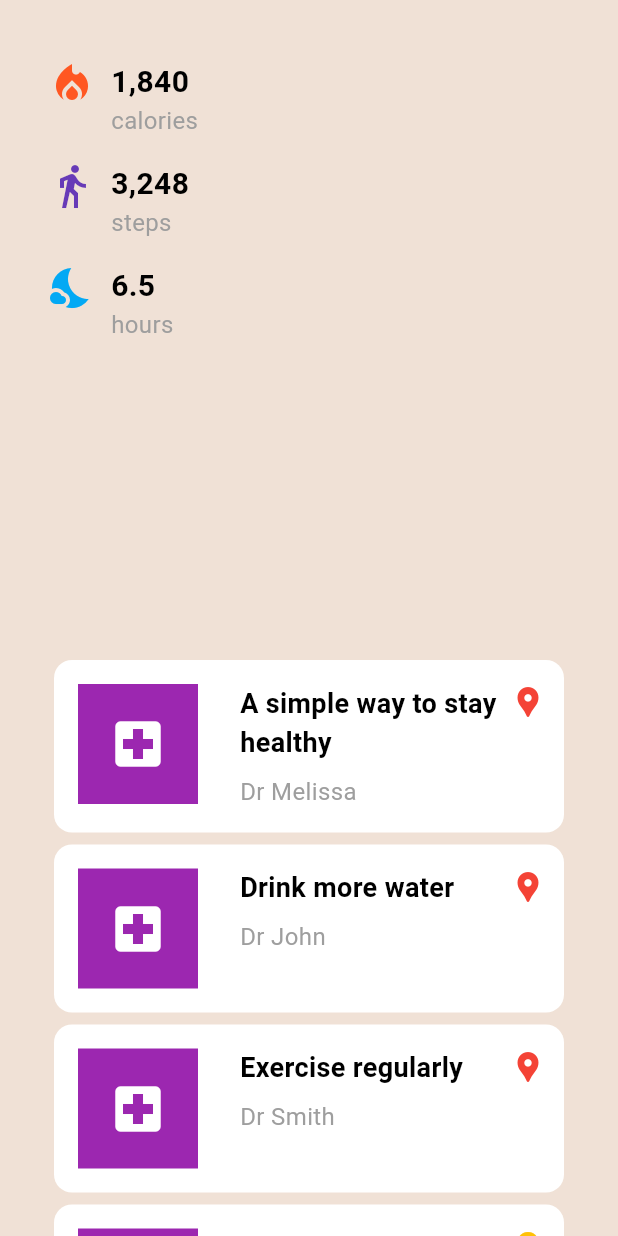
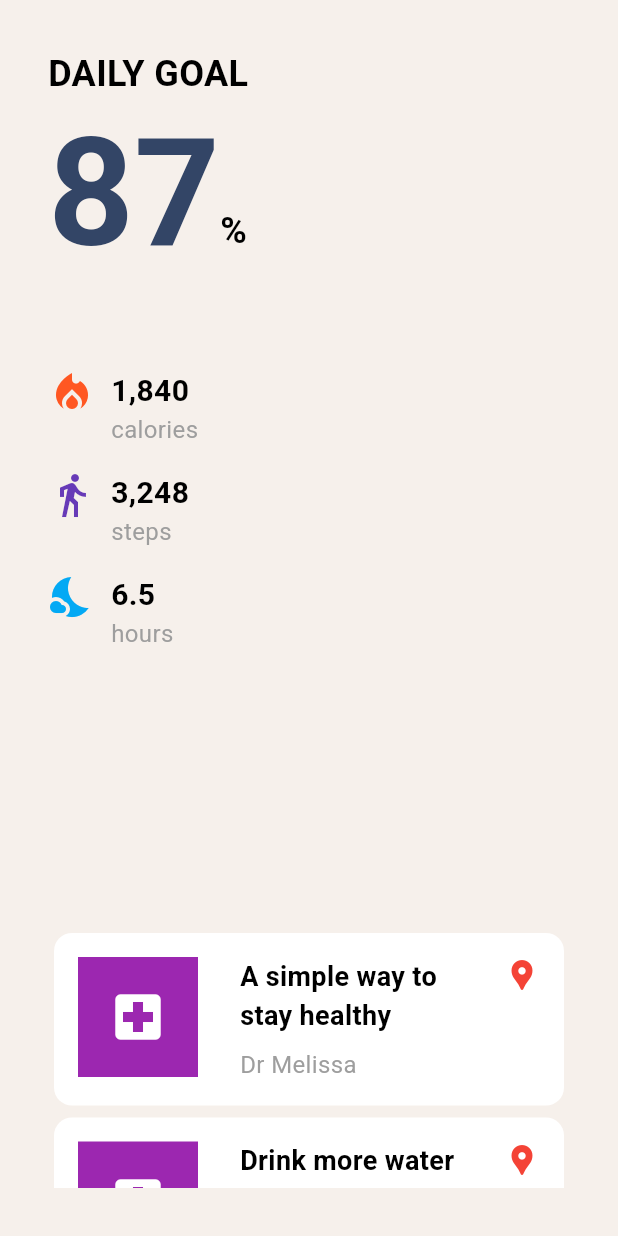
Before and after one commit to NML124/walk_tracker_challenge, a Flutter app: the screen it shows after launch, on a phone screen of 412 x 824 dp. Run offline on Flutter 3.47's test engine with Material 3 defaults, Android fonts, the phone set to English and light mode, and no system bars; drawn by our look-alikes of auto_size_text; our stand-ins replace bloc, dartz, equatable, flutter_bloc, get_it, go_router.

Commit message:
feat: Add main screen with navigation and animation for daily activities, journal, and account sections

```diff
--- a/lib/core/themes/app_colors.dart
+++ b/lib/core/themes/app_colors.dart
@@ -4,8 +4,8 @@ class AppColors {
   AppColors._(); // Classe statique
 
   // === LIGHT MODE ===
-  static const Color lightBackground = Color(0xFFF0E1D6);
-  static const Color lightPrimaryText = Color(0xFF1E1E1E);
+  static const Color lightBackground = Color(0xFFF6F0EB);
+  static const Color lightPrimaryText = Color(0xFF334566);
   static const Color lightSecondaryText = Color(0xFF666666);
 
   static const Color lightFire = Color(0xFFFF5722);
--- a/lib/core/themes/app_diemens.dart
+++ b/lib/core/themes/app_diemens.dart
@@ -26,6 +26,7 @@ class AppDimens {
   static const double PADDING_20 = 20.0;
   static const double PADDING_24 = 24.0;
   static const double PADDING_28 = 28.0;
+  static const double PADDING_32 = 32.0;
 
   static const double MARGIN_4 = 4.0;
   static const double MARGIN_6 = 6.0;
@@ -124,6 +125,10 @@ class AppDimens {
   static const double FONT_SIZE_AUTHOR = 16.0;
   static const double FONT_SIZE_16 = 16.0;
   static const double FONT_SIZE_20 = 20.0;
+  static const double FONT_SIZE_24 = 24.0;
+  static const double FONT_SIZE_32 = 32.0;
+  static const double FONT_SIZE_40 = 40.0;
+  static const double FONT_SIZE_48 = 48.0;
 
   // *** ICON SIZE *** //
   static const double ICON_SIZE_ACTIVITY = 32.0;
--- a/lib/core/themes/app_fonts.dart
+++ b/lib/core/themes/app_fonts.dart
@@ -10,5 +10,19 @@ import 'package:flutter/material.dart';
 // FontWeight.w900: Ultra Bold
 
 class AppFonts {
-	//TODO: add fonts here
+  static const String fontFamily = 'Roboto';
+
+  static const TextStyle regular = TextStyle(
+    fontFamily: fontFamily,
+    fontWeight: FontWeight.w400,
+  );
+  static const TextStyle medium = TextStyle(
+    fontFamily: fontFamily,
+    fontWeight: FontWeight.w500,
+  );
+  static const TextStyle bold = TextStyle(
+    fontFamily: fontFamily,
+    fontWeight: FontWeight.w700,
+  );
+  // Add more styles as needed
 }
--- a/lib/core/themes/app_theme.dart
+++ b/lib/core/themes/app_theme.dart
@@ -1,8 +1,11 @@
 import 'package:flutter/material.dart';
+import 'package:walk_tracker_challenge/core/themes/app_diemens.dart';
+import 'package:walk_tracker_challenge/core/themes/app_fonts.dart';
 import '/core/themes/app_colors.dart';
 
 class AppTheme {
   static ThemeData lightTheme = ThemeData(
+    fontFamily: AppFonts.fontFamily,
     brightness: Brightness.light,
     scaffoldBackgroundColor: AppColors.lightBackground,
     primaryColor: AppColors.lightNavActive,
@@ -14,11 +17,11 @@ class AppTheme {
     ),
     textTheme: const TextTheme(
       headlineLarge: TextStyle(
-        fontSize: 48,
+        fontSize: AppDimens.FONT_SIZE_48,
         fontWeight: FontWeight.bold,
         color: AppColors.lightPrimaryText,
       ),
-      bodyLarge: TextStyle(fontSize: 16, color: AppColors.lightSecondaryText),
+      bodyLarge: TextStyle(fontSize: AppDimens.FONT_SIZE_16, color: AppColors.lightSecondaryText),
     ),
     iconTheme: const IconThemeData(color: AppColors.lightNavInactive),
     bottomNavigationBarTheme: const BottomNavigationBarThemeData(
@@ -35,6 +38,7 @@ class AppTheme {
   );
 
   static ThemeData darkTheme = ThemeData(
+    fontFamily: AppFonts.fontFamily,
     brightness: Brightness.dark,
     scaffoldBackgroundColor: AppColors.darkBackground,
     primaryColor: AppColors.darkNavActive,
--- a/lib/core/utils/format_utils.dart
+++ b/lib/core/utils/format_utils.dart
@@ -1,8 +1,12 @@
 import 'package:intl/intl.dart';
 
 class FormatUtils {
-  static String formatTime(DateTime dateTime) {
-    return DateFormat.Hm().format(dateTime);
+  static String formatTimeHourAndMinute(DateTime dateTime) {
+    return DateFormat.Hm(Intl.getCurrentLocale()).format(dateTime);
+  }
+
+  static String formatTimeMonthAndYear(DateTime dateTime) {
+    return DateFormat.yMMMM(Intl.getCurrentLocale()).format(dateTime);
   }
 
   static String capitalizeFirst(String s) {
--- /dev/null
+++ b/lib/core/widgets/anim_card.dart
@@ -0,0 +1,28 @@
+import 'package:flutter/material.dart';
+import 'package:walk_tracker_challenge/core/themes/app_diemens.dart';
+import 'package:walk_tracker_challenge/core/themes/app_fonts.dart';
+
+class AnimCard extends StatefulWidget {
+  const AnimCard({super.key, required this.label, required this.child});
+  final String label;
+  final Widget child;
+  @override
+  State<AnimCard> createState() => _AnimCardState();
+}
+
+class _AnimCardState extends State<AnimCard> {
+  @override
+  Widget build(BuildContext context) {
+    return Column(
+      crossAxisAlignment: CrossAxisAlignment.start,
+      mainAxisSize: MainAxisSize.min,
+      children: [
+        Text(
+          widget.label.toUpperCase(),
+          style: AppFonts.bold.copyWith(fontSize: AppDimens.FONT_SIZE_24),
+        ),
+        widget.child,
+      ],
+    );
+  }
+}
--- a/lib/features/account/presentation/screens/account_screen.dart
+++ b/lib/features/account/presentation/screens/account_screen.dart
@@ -17,7 +17,8 @@ class AccountScreen extends StatelessWidget {
     return Scaffold(
       body: BlocBuilder<AccountBloc, AccountState>(
         builder: (context, state) {
-          return Padding(
+          return Container(
+            color: Theme.of(context).scaffoldBackgroundColor,
             padding: AppDimens.paddingAll32,
             child: Column(
               spacing: AppDimens.SPACING_32,
--- /dev/null
+++ b/lib/features/account/presentation/widgets/anim_card_account_child.dart
@@ -0,0 +1,32 @@
+import 'package:flutter/material.dart';
+import 'package:walk_tracker_challenge/core/l10n/app_localizations.dart';
+import 'package:walk_tracker_challenge/core/utils/format_utils.dart';
+import '/core/themes/app_diemens.dart';
+import '/core/themes/app_fonts.dart';
+
+class AnimCardAccountChild extends StatelessWidget {
+  const AnimCardAccountChild({super.key});
+
+  @override
+  Widget build(BuildContext context) {
+    return Column(
+      mainAxisSize: MainAxisSize.min,
+      crossAxisAlignment: CrossAxisAlignment.start,
+      children: <Widget>[
+        Text(
+          "Ron",
+          style: Theme.of(
+            context,
+          ).textTheme.headlineLarge!.copyWith(fontSize: 100),
+        ),
+        Text(
+          "29 ${AppLocalizations.of(context)!.yearsOld}",
+          style: TextStyle(
+            fontSize: AppDimens.FONT_SIZE_16,
+            color: Colors.grey,
+          ),
+        ),
+      ],
+    );
+  }
+}
--- a/lib/features/daily_activities/presentation/screens/daily_activities_screen.dart
+++ b/lib/features/daily_activities/presentation/screens/daily_activities_screen.dart
@@ -14,8 +14,8 @@ class DailyActivitiesScreen extends StatelessWidget {
 
   @override
   Widget build(BuildContext context) {
-    return Scaffold(
-      body: BlocBuilder<DailyActivitiesBloc, DailyActivitiesState>(
+    double height = MediaQuery.sizeOf(context).height;
+    return BlocBuilder<DailyActivitiesBloc, DailyActivitiesState>(
       builder: (context, state) {
         // Example list of health tips
         final healthTips = [
@@ -35,11 +35,28 @@ class DailyActivitiesScreen extends StatelessWidget {
           HealthTip(title: 'Exercise regularly', author: 'Dr Smith'),
         ];
 
-          return SingleChildScrollView(
-            child: Padding(
+        return Padding(
           padding: AppDimens.paddingAll32,
-              child: Column(
+          child: Stack(
             children: [
+              Column(
+                children: [
+                  SizedBox(height: (height * 3 / 4) - AppDimens.PADDING_32),
+                  Expanded(
+                    child: ListView.builder(
+                      itemCount: healthTips.length,
+                      physics: BouncingScrollPhysics(),
+                      itemBuilder: (context, index) {
+                        final tip = healthTips[index];
+                        return HealthTipCard(healthTip: tip);
+                      },
+                    ),
+                  ),
+                ],
+              ),
+              Column(
+                children: [
+                  SizedBox(height: (height / 4)),
                   Container(
                     child: Column(
                       crossAxisAlignment: CrossAxisAlignment.start,
@@ -74,22 +91,12 @@ class DailyActivitiesScreen extends StatelessWidget {
                       ],
                     ),
                   ),
-                  SizedBox(height: AppDimens.SPACING_200),
-                  ListView.builder(
-                    shrinkWrap: true,
-                    physics: NeverScrollableScrollPhysics(),
-                    itemCount: healthTips.length,
-                    itemBuilder: (context, index) {
-                      final tip = healthTips[index];
-                      return HealthTipCard(healthTip: tip);
-                    },
+                ],
               ),
             ],
           ),
-            ),
         );
       },
-      ),
     );
   }
 }
--- /dev/null
+++ b/lib/features/daily_activities/presentation/widgets/anim_card_daily_activities_child.dart
@@ -0,0 +1,31 @@
+import 'package:flutter/material.dart';
+import '/core/themes/app_diemens.dart';
+import '/core/themes/app_fonts.dart';
+
+class AnimCardDailyActivitiesChild extends StatelessWidget {
+  const AnimCardDailyActivitiesChild({
+    super.key,
+    required this.percentageAchieved,
+  });
+  final int percentageAchieved;
+  @override
+  Widget build(BuildContext context) {
+    return Row(
+      crossAxisAlignment: CrossAxisAlignment.baseline,
+      textBaseline: TextBaseline.alphabetic,
+      mainAxisSize: MainAxisSize.min,
+      children: [
+        Text(
+          percentageAchieved.toString(),
+          style: Theme.of(
+            context,
+          ).textTheme.headlineLarge!.copyWith(fontSize: 100),
+        ),
+        Text(
+          "%",
+          style: AppFonts.bold.copyWith(fontSize: AppDimens.FONT_SIZE_24),
+        ),
+      ],
+    );
+  }
+}
--- a/lib/features/daily_activities/presentation/widgets/health_tip_card.dart
+++ b/lib/features/daily_activities/presentation/widgets/health_tip_card.dart
@@ -37,7 +37,7 @@ class HealthTipCard extends StatelessWidget {
               crossAxisAlignment: CrossAxisAlignment.start,
               children: [
                 SizedBox(
-                  width: 180,
+                  width: 150,
                   child: AutoSizeText(
                     healthTip.title,
                     style: TextStyle(
--- a/lib/features/journal/presentation/screens/journal_screen.dart
+++ b/lib/features/journal/presentation/screens/journal_screen.dart
@@ -59,19 +59,26 @@ class JournalScreen extends StatelessWidget {
 
   @override
   Widget build(BuildContext context) {
+    double height = MediaQuery.sizeOf(context).height;
     return Scaffold(
       body: BlocBuilder<JournalBloc, JournalState>(
         builder: (context, state) {
           return Padding(
             padding: AppDimens.paddingAll32,
+            child: Column(
+              children: [
+                SizedBox(height: (height * 3 / 4)-AppDimens.PADDING_32),
+                Expanded(
                   child: ListView.builder(
-              shrinkWrap: true,
-              physics: NeverScrollableScrollPhysics(),
+                    physics: BouncingScrollPhysics(),
                     itemCount: demoActivities.length,
                     itemBuilder: (context, index) {
                       final activity = demoActivities[index];
                       return JournalActivityCard(activity: activity);
                     },
+                  ),
+                ),
+              ],
             ),
           );
         },
--- /dev/null
+++ b/lib/features/journal/presentation/widgets/anim_card_journal_child.dart
@@ -0,0 +1,44 @@
+import 'package:flutter/material.dart';
+import 'package:walk_tracker_challenge/core/utils/format_utils.dart';
+import '/core/themes/app_diemens.dart';
+import '/core/themes/app_fonts.dart';
+
+class AnimCardJournalChild extends StatelessWidget {
+  const AnimCardJournalChild({super.key, required this.date});
+  final DateTime date;
+  @override
+  Widget build(BuildContext context) {
+    return Row(
+      mainAxisSize: MainAxisSize.min,
+      children: <Widget>[
+        IconButton(
+          icon: Icon(
+            Icons.arrow_back_ios,
+            size: 24,
+            color: Theme.of(context).textTheme.headlineLarge!.color,
+          ),
+          onPressed: () => (),
+        ),
+        Column(
+          mainAxisSize: MainAxisSize.min,
+          crossAxisAlignment: CrossAxisAlignment.start,
+          children: <Widget>[
+            Text(
+              '${date.day}',
+              style: Theme.of(
+                context,
+              ).textTheme.headlineLarge!.copyWith(fontSize: 100),
+            ),
+            Text(
+              FormatUtils.formatTimeMonthAndYear(date),
+              style: TextStyle(
+                fontSize: AppDimens.FONT_SIZE_16,
+                color: Colors.grey,
+              ),
+            ),
+          ],
+        ),
+      ],
+    );
+  }
+}
--- a/lib/features/journal/presentation/widgets/journal_activity_card.dart
+++ b/lib/features/journal/presentation/widgets/journal_activity_card.dart
@@ -23,7 +23,7 @@ class JournalActivityCard extends StatelessWidget {
                 crossAxisAlignment: CrossAxisAlignment.start,
                 children: <Widget>[
                   Text(
-                    FormatUtils.formatTime(activity.date),
+                    FormatUtils.formatTimeHourAndMinute(activity.date),
                     style: const TextStyle(
                       fontSize: AppDimens.FONT_SIZE_16,
                       color: Colors.grey,
--- a/lib/main.dart
+++ b/lib/main.dart
@@ -2,8 +2,8 @@ import 'package:flutter/material.dart';
 import 'package:flutter_localizations/flutter_localizations.dart';
 import 'package:flutter_bloc/flutter_bloc.dart';
 import 'package:walk_tracker_challenge/core/l10n/app_localizations.dart';
+import 'package:walk_tracker_challenge/main_screen.dart';
 import '/core/themes/app_theme.dart';
-import '/features/daily_activities/presentation/screens/daily_activities_screen.dart';
 import 'features/user_auth/presentation/screens/user_auth_screen.dart';
 import '/features/daily_activities/data/repositories/daily_activities_repository_impl.dart';
 import '/features/daily_activities/presentation/bloc/daily_activities_bloc.dart';
@@ -79,8 +79,7 @@ class AuthOrMainScreen extends StatelessWidget {
   @override
   Widget build(BuildContext context) {
     if (isLoggedIn) {
-      // return const DailyActivitiesPage();
-      return DailyActivitiesScreen();
+      return MainScreen();
     } else {
       return const UserAuthScreen();
     }
--- /dev/null
+++ b/lib/main_screen.dart
@@ -0,0 +1,165 @@
+import 'dart:math' as math;
+
+import 'package:flutter/material.dart';
+import 'package:walk_tracker_challenge/core/l10n/app_localizations.dart';
+import 'package:walk_tracker_challenge/core/themes/app_diemens.dart';
+import 'package:walk_tracker_challenge/core/widgets/anim_card.dart';
+import 'package:walk_tracker_challenge/features/account/presentation/screens/account_screen.dart';
+import 'package:walk_tracker_challenge/features/account/presentation/widgets/anim_card_account_child.dart';
+import 'package:walk_tracker_challenge/features/daily_activities/presentation/widgets/anim_card_daily_activities_child.dart';
+import 'package:walk_tracker_challenge/features/journal/presentation/screens/journal_screen.dart';
+import 'package:walk_tracker_challenge/features/journal/presentation/widgets/anim_card_journal_child.dart';
+import '/features/daily_activities/presentation/screens/daily_activities_screen.dart';
+
+class MainScreen extends StatefulWidget {
+  const MainScreen({super.key});
+
+  @override
+  State<MainScreen> createState() => _MainScreenState();
+}
+
+class _MainScreenState extends State<MainScreen> {
+  PageController pageController = PageController();
+  ValueNotifier<double> scrollXPosition = ValueNotifier(0.0);
+  double width = 0.0;
+  @override
+  void initState() {
+    pageController.addListener(() {
+      scrollXPosition.value = (pageController.offset / width);
+    });
+    super.initState();
+  }
+
+  @override
+  Widget build(BuildContext context) {
+    width = MediaQuery.sizeOf(context).width;
+    return Scaffold(
+      body: Stack(
+        children: [
+          PageView(
+            controller: pageController,
+            children: [
+              DailyActivitiesScreen(),
+              JournalScreen(),
+              AccountScreen(),
+            ],
+          ),
+          ValueListenableBuilder(
+            valueListenable: scrollXPosition,
+            builder: (context, value, child) {
+              return Anim(animValue: value);
+            },
+          ),
+        ],
+      ),
+    );
+  }
+}
+
+class Anim extends StatelessWidget {
+  const Anim({super.key, required this.animValue});
+  final double animValue;
+  static double maxSlideDailyActivity = 135;
+  static double maxSlideJournal = 155;
+  @override
+  Widget build(BuildContext context) {
+    return Padding(
+      padding: AppDimens.paddingAll32,
+      child: Stack(
+        children: [
+          Transform.translate(
+            offset: Offset(
+              -maxSlideDailyActivity * (animValue >= 1 ? 1 : animValue),
+              0,
+            ),
+            child: Transform(
+              alignment: Alignment.centerRight,
+              transform: Matrix4.identity()
+                ..setEntry(3, 2, 0.001)
+                ..rotateY((animValue >= 1 ? 1 : animValue) * math.pi / 2),
+
+              child: Opacity(
+                opacity:
+                    1 -
+                    Interval(
+                      0,
+                      1,
+                      curve: Curves.easeOutExpo,
+                    ).transform((animValue >= 1.0 ? 1.0 : animValue)),
+                child: AnimCard(
+                  label: AppLocalizations.of(context)!.dailyGoal,
+                  child: AnimCardDailyActivitiesChild(percentageAchieved: 87),
+                ),
+              ),
+            ),
+          ),
+          Transform.translate(
+            offset: Offset(
+              animValue > 1.0
+                  ? maxSlideJournal * (animValue >= 2 ? 1 : 1 - animValue)
+                  : maxSlideDailyActivity -
+                        maxSlideDailyActivity *
+                            (animValue == 1 ? 1 : animValue),
+              0,
+            ),
+            child: Transform(
+              alignment: animValue > 1.0
+                  ? Alignment.centerRight
+                  : Alignment.centerLeft,
+              transform: Matrix4.identity()
+                ..setEntry(3, 2, 0.001)
+                ..rotateY(
+                  animValue > 1.0
+                      ? (animValue >= 2 ? 1 : 1 - animValue) * -math.pi / 2
+                      : ((1 - (animValue == 1 ? 1 : animValue))) * -math.pi / 2,
+                ),
+              child: Opacity(
+                opacity: Interval(0, 1, curve: Curves.easeInQuint).transform(
+                  (animValue <= 1.0
+                      ? animValue
+                      : animValue >= 2.0
+                      ? 0
+                      : 2 - animValue),
+                ),
+                child: AnimCard(
+                  label: AppLocalizations.of(context)!.journal,
+                  child: AnimCardJournalChild(date: DateTime.now()),
+                ),
+              ),
+            ),
+          ),
+          animValue > 1
+              ? Transform.translate(
+                  offset: Offset(
+                    maxSlideJournal -
+                        maxSlideJournal * (animValue >= 2 ? 1 : animValue - 1),
+                    0,
+                  ),
+                  child: Transform(
+                    alignment: Alignment.centerLeft,
+                    transform: Matrix4.identity()
+                      ..setEntry(3, 2, 0.001)
+                      ..rotateY(
+                        ((1 - (animValue >= 2 ? 1 : animValue - 1))) *
+                            -math.pi /
+                            2,
+                      ),
+                    child: Opacity(
+                      opacity: Interval(
+                        0,
+                        1,
+                        curve: Curves.easeInQuint,
+                      ).transform((animValue >= 2.0 ? 1 : animValue - 1)),
+                      child: AnimCard(
+                        label: AppLocalizations.of(context)!.profile,
+                        child: AnimCardAccountChild(),
+                      ),
+                    ),
+                  ),
+                )
+              : SizedBox(),
+        ],
+      ),
+    );
+  }
+}
```
Also changed, not shown: pubspec.yaml (+8 -0 lines), assets/fonts/Roboto-Bold.ttf (added), assets/fonts/Roboto-Medium.ttf (added), assets/fonts/Roboto-Regular.ttf (added). Lines whose indentation alone changed are shown as unchanged.
